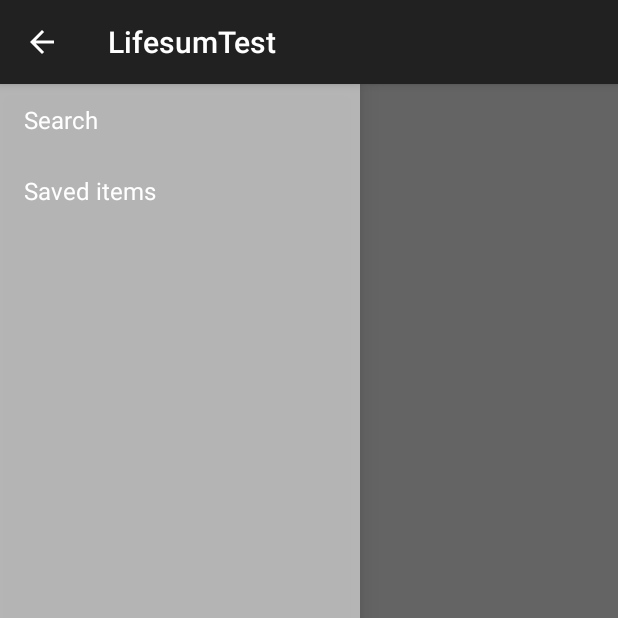
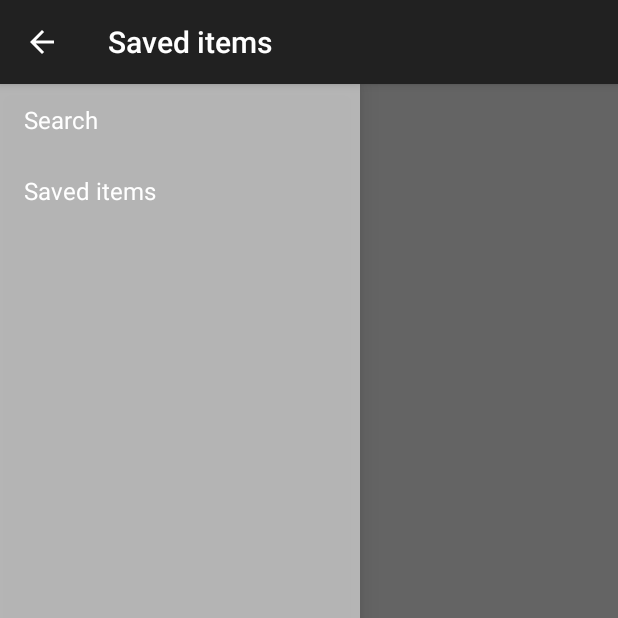
Before and after one commit to mrsasha/lifesumtest, an Android app: the fragment SavedItemsFragment placed in its activity, on a phone screen of 412 x 824 dp, the top half of it. Run offline under Robolectric (Android 15) with nearby library versions, the phone set to English and light mode, and no system bars; libraries missing offline, so code that uses them is left out: rx.android.schedulers, rx.schedulers; 12 statements that could not run were skipped.

Commit message:
added title to SavedItemsFragment

```diff
--- a/app/src/main/java/com/alterego/lifesumtest/app/fragments/SavedItemsFragment.java
+++ b/app/src/main/java/com/alterego/lifesumtest/app/fragments/SavedItemsFragment.java
@@ -30,6 +30,8 @@ import rx.android.schedulers.AndroidSchedulers;
 import rx.schedulers.Schedulers;
 
 public class SavedItemsFragment extends Fragment {
+
+    private static final String FRAGMENT_TITLE = "Saved items";
 
     private SettingsManager mSettingsManager;
     private OnFragmentInteractionListener mListener;
@@ -79,6 +81,7 @@ public class SavedItemsFragment extends Fragment {
         super.onAttach(activity);
         try {
             mListener = (OnFragmentInteractionListener) activity;
+            mListener.setActionBarTitle(FRAGMENT_TITLE);
         } catch (ClassCastException e) {
             throw new ClassCastException(activity.toString()
                     + " must implement OnFragmentInteractionListener");
```
